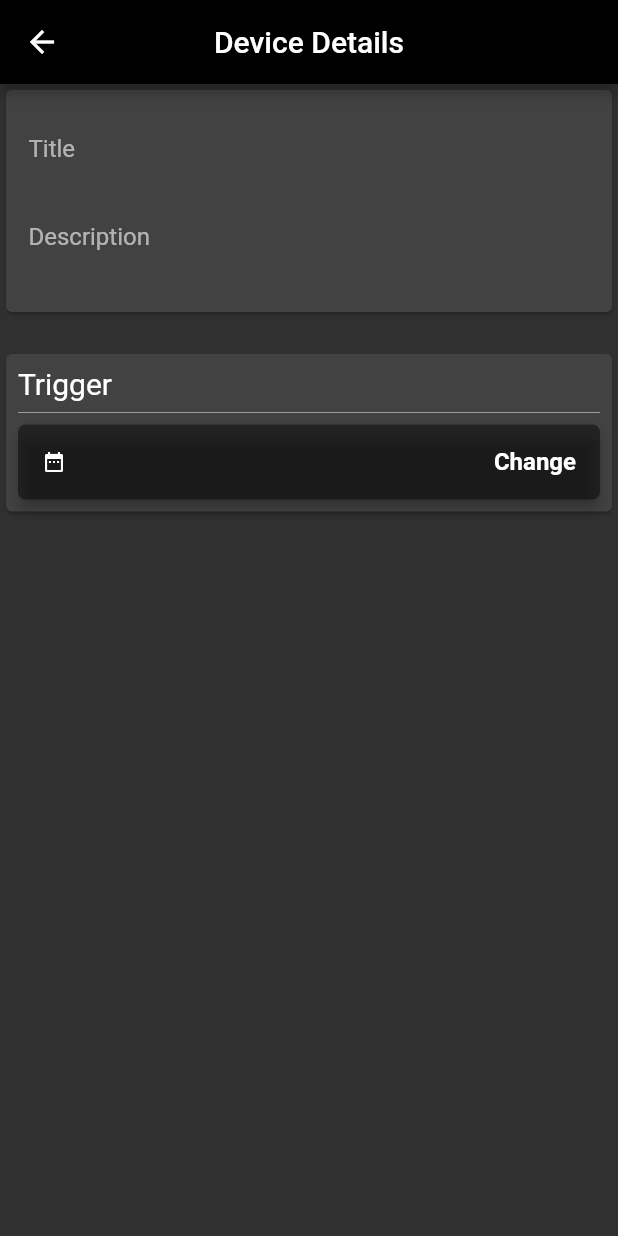
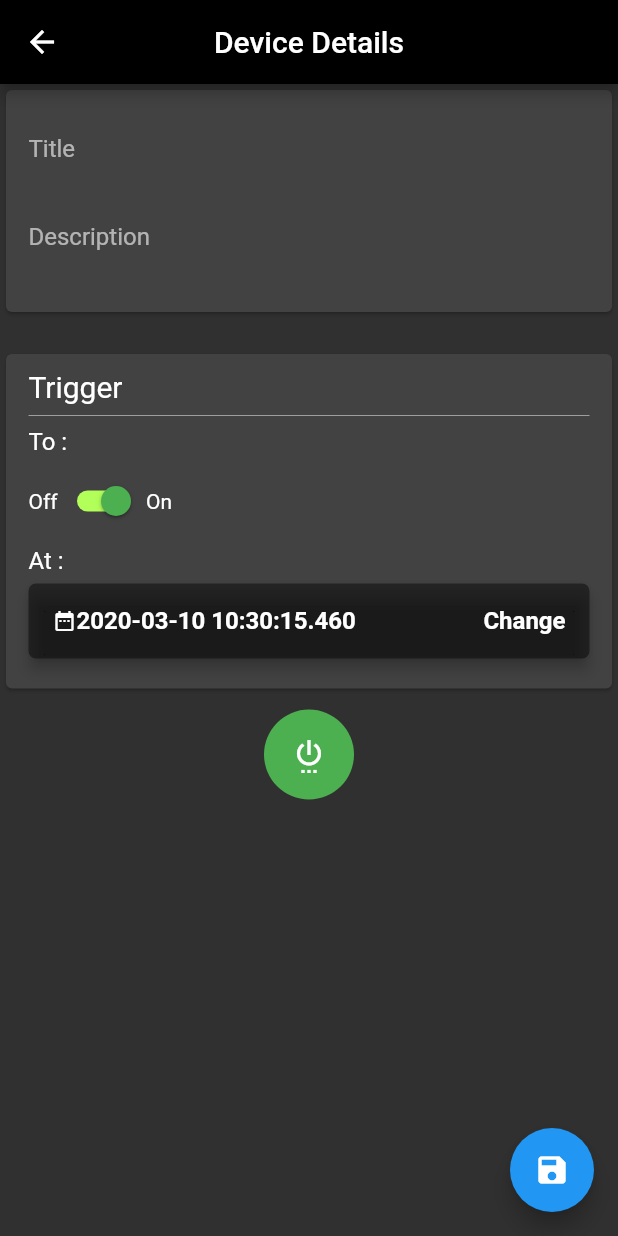
Before and after one commit to deswinar/wsc, a Flutter app: the DeviceDetailsScreen screen opened directly with empty values, on a phone screen of 412 x 824 dp. Run offline on Flutter 3.47's test engine with Material 2 defaults, Android fonts, the phone set to English and light mode, and no system bars; our stand-ins replace cloud_firestore, firebase_core, flutter_datetime_picker, tuple; accounts and stored records are empty; Roboto replaces fonts that are missing (Georgia, Hind); statements that could not run were skipped.

Commit message:
Finished Device Details

```diff
--- a/lib/providers/device_provider.dart
+++ b/lib/providers/device_provider.dart
@@ -5,11 +5,15 @@ class DeviceProvider extends ChangeNotifier {
   String _description = "";
   String _date = "";
   String _time = "";
+  bool _triggerTo = true;
+  bool _status = true;
 
   String get title => _title;
   String get description => _description;
   String get date => _date;
   String get time => _time;
+  bool get triggerTo => _triggerTo;
+  bool get status => _status;
 
   set title(String title) {
     _title = title;
@@ -18,6 +22,11 @@ class DeviceProvider extends ChangeNotifier {
 
   set description(String description) {
     _description = description;
+    notifyListeners();
+  }
+
+  set triggerTo(bool triggerTo) {
+    _triggerTo = triggerTo;
     notifyListeners();
   }
 
@@ -31,6 +40,16 @@ class DeviceProvider extends ChangeNotifier {
     notifyListeners();
   }
 
+  void setTriggerTo(bool triggerTo) {
+    _triggerTo = triggerTo;
+    notifyListeners();
+  }
+
+  void setStatus(bool status) {
+    _status = status;
+    notifyListeners();
+  }
+
   update(String title, String description) {
     _title = title;
     _description = description;
--- a/lib/screens/device_details.dart
+++ b/lib/screens/device_details.dart
@@ -20,8 +20,11 @@ class DeviceDetailsScreen extends StatelessWidget {
     TextEditingController titleController = TextEditingController();
     TextEditingController descriptionController = TextEditingController();
 
+    DateTime triggerTime;
     String _date = "Not set";
     String _time = "Not set";
+    bool triggerTo;
+    bool status;
 
     return Scaffold(
       appBar: AppBar(
@@ -29,12 +32,35 @@ class DeviceDetailsScreen extends StatelessWidget {
         centerTitle: true,
         backgroundColor: Colors.black,
       ),
-      body: StreamBuilder(
-        stream: Firestore.instance.collection('devices').document(args.id).snapshots(),
+      floatingActionButtonLocation: FloatingActionButtonLocation.endFloat,
+      floatingActionButton: FloatingActionButton(
+        child: Icon(
+          Icons.save, color: Colors.white,
+        ),
+        backgroundColor: Colors.blue,
+        onPressed: () {
+          Navigator.of(context).pop();
+          db.updateDevice(args.id, {
+            'title': titleController.text,
+            'description': descriptionController.text,
+            'trigger_time': triggerTime,
+            'trigger_to': triggerTo,
+          });
+        }
+      ),
+      body: GestureDetector(
+        behavior: HitTestBehavior.translucent,
+        onTap: () {
+          FocusScope.of(context).requestFocus(FocusNode());
+        },
+        child: StreamBuilder(
+          stream: db.getDevice(args.id),
           builder: (context, snapshot) {
             if(!snapshot.hasData) return const Text("Loading...");
 
-          DateTime triggerTime = snapshot.data['trigger_time'].toDate();
+            triggerTime = snapshot.data['trigger_time'].toDate();
+            triggerTo = snapshot.data['trigger_to'];
+            status = snapshot.data['status'];
             print(triggerTime.toString());
 
             titleController.text = snapshot.data['title'];
@@ -45,7 +71,7 @@ class DeviceDetailsScreen extends StatelessWidget {
                   children: <Widget>[
                     Card(
                       child: Padding(
-                      padding: const EdgeInsets.only(top: 10.0, bottom: 20.0, right: 20.0, left: 15.0),
+                        padding: const EdgeInsets.only(top: 10.0, bottom: 20.0, right: 15.0, left: 15.0),
                         child: Column(
                           crossAxisAlignment: CrossAxisAlignment.start,
                           children: <Widget>[
@@ -74,37 +100,57 @@ class DeviceDetailsScreen extends StatelessWidget {
                     SizedBox(height: 20.0,),
                     Card(
                       child: Padding(
-                      padding: const EdgeInsets.all(8.0),
+                        padding: const EdgeInsets.only(top: 10.0, bottom: 20.0, right: 15.0, left: 15.0),
                         child: Column(
                           crossAxisAlignment: CrossAxisAlignment.start,
                           children: <Widget>[
                             Text("Trigger", style: TextStyle(fontSize: 20,),),
                             Divider(color: Colors.grey,),
+                            Text("To :", style: TextStyle(fontSize: 16),),
+                            SizedBox(height: 6.0,),
+                            Row(
+                              children: <Widget>[
+                                Text("Off"),
+                                Selector<DeviceProvider, bool>(
+                                  selector: (context, device) => device.triggerTo,
+                                  builder: (context, device, child) {
+                                    return Switch(
+                                      value: deviceProvider.triggerTo,
+                                      onChanged: (value) {
+                                        deviceProvider.setTriggerTo(value);
+                                        triggerTo = deviceProvider.triggerTo;
+                                      },
+                                      activeTrackColor: Colors.lightGreenAccent,
+                                      activeColor: Colors.green,
+                                    );
+                                  }
+                                ),
+                                Text("On"),
+                              ],
+                            ),
+                            SizedBox(height: 6.0,),
+                            Text("At :", style: TextStyle(fontSize: 16),),
+                            SizedBox(height: 6.0,),
                             RaisedButton(
                               shape: RoundedRectangleBorder(
                                   borderRadius: BorderRadius.circular(5.0)),
                               elevation: 4.0,
                               onPressed: () {
-                              DatePicker.showDatePicker(context,
+                                DatePicker.showDateTimePicker(context,
                                     theme: DatePickerTheme(
                                       containerHeight: 210.0,
                                     ),
                                     showTitleActions: true,
                                     minTime: DateTime.now(),
-                                  maxTime: DateTime.now().add(new Duration(days: 30)), onConfirm: (date) {
-                                    print('confirm $date');
-                                    _date = '${date.year} - ${date.month} - ${date.day}';
+                                    maxTime: DateTime.now().add(new Duration(days: 30)), onConfirm: (datetime) {
+                                      print('confirm $datetime');
+                                      _date = '${datetime.year} - ${datetime.month} - ${datetime.day}';
                                       deviceProvider.setDate(_date);
-                                    DatePicker.showTimePicker(context,
-                                      theme: DatePickerTheme(
-                                        containerHeight: 210.0,
-                                      ),
-                                      showTitleActions: true, onConfirm: (time) {
-                                        print('confirm $time');
-                                        _time = '${time.hour} : ${time.minute} : ${time.second}';
+                                      _time = '${datetime.hour} : ${datetime.minute} : ${datetime.second}';
                                       deviceProvider.setTime(_time);
-                                      }, currentTime: DateTime.now(), locale: LocaleType.en);
-                                  }, currentTime: DateTime.now(), locale: LocaleType.en);
+
+                                      triggerTime = datetime;
+                                    }, currentTime: DateTime.now(), locale: LocaleType.id);
                               },
                               child: Container(
                                 alignment: Alignment.center,
@@ -126,7 +172,7 @@ class DeviceDetailsScreen extends StatelessWidget {
                                                 selector: (context, device) => Tuple2(device.date, device.time),
                                                 builder: (context, data, child) {
                                                   return Text(
-                                                  data.item1.toString() + '   ' + data.item2.toString(),
+                                                    triggerTime.toString(),
                                                     style: TextStyle(
                                                         color: Colors.white,
                                                         fontWeight: FontWeight.bold,
@@ -155,11 +201,34 @@ class DeviceDetailsScreen extends StatelessWidget {
                         ),
                       )
                     ),
+                    SizedBox(height: 10.0,),
+                    Center(
+                      child: CircleAvatar(
+                        radius: 30,
+                        backgroundColor: deviceProvider.status == true ? Colors.green : Colors.red,
+                        child: IconButton(
+                          icon: Icon(Icons.settings_power, color: Colors.white,),
+                          onPressed: () {
+                            if(status == true) {
+                              status = false;
+                            }else {
+                              status = true;
+                            }
+                            deviceProvider.setStatus(status);
+                            db.updateDevice(args.id, {
+                              'status': status,
+                            });
+                          },
+                        ),
+                      ),
+                    ),
+                    SizedBox(height: 10.0,),
                   ],
                 ),
               ),
             );
           }
+        ),
       )
     );
   }
```
Also changed, not shown: lib/networks/database_service.dart (+9 -6 lines), lib/screens/dashboard.dart (+4 -3 lines), lib/widgets/device_card.dart (+6 -5 lines). Lines whose indentation alone changed are shown as unchanged.
